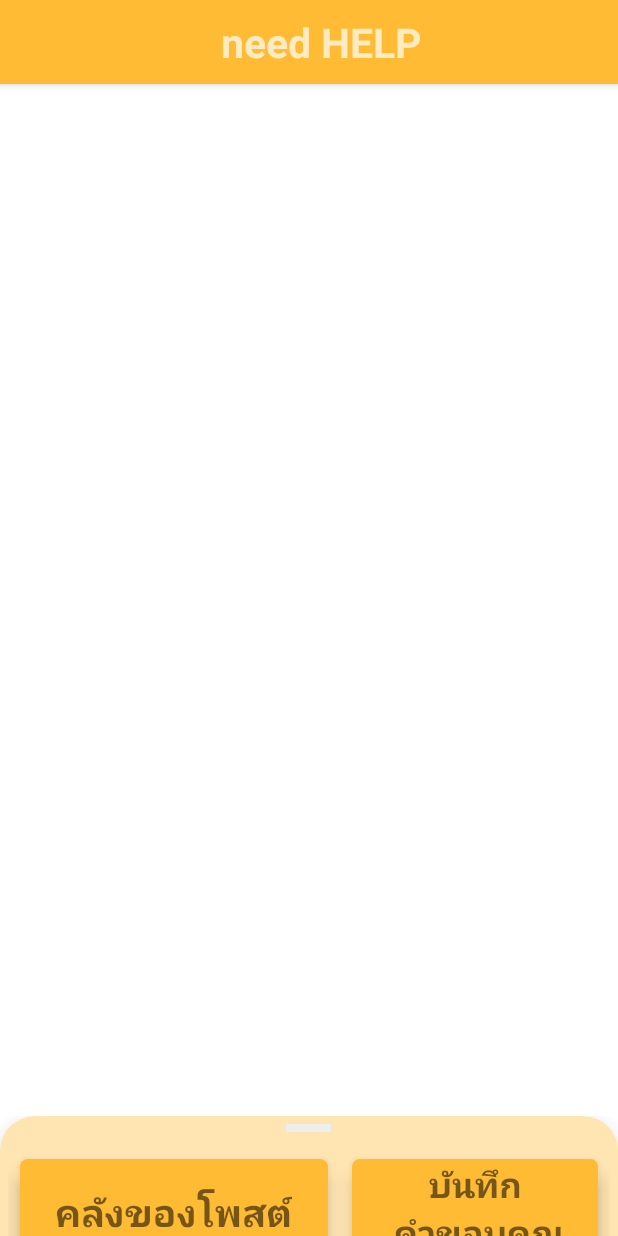
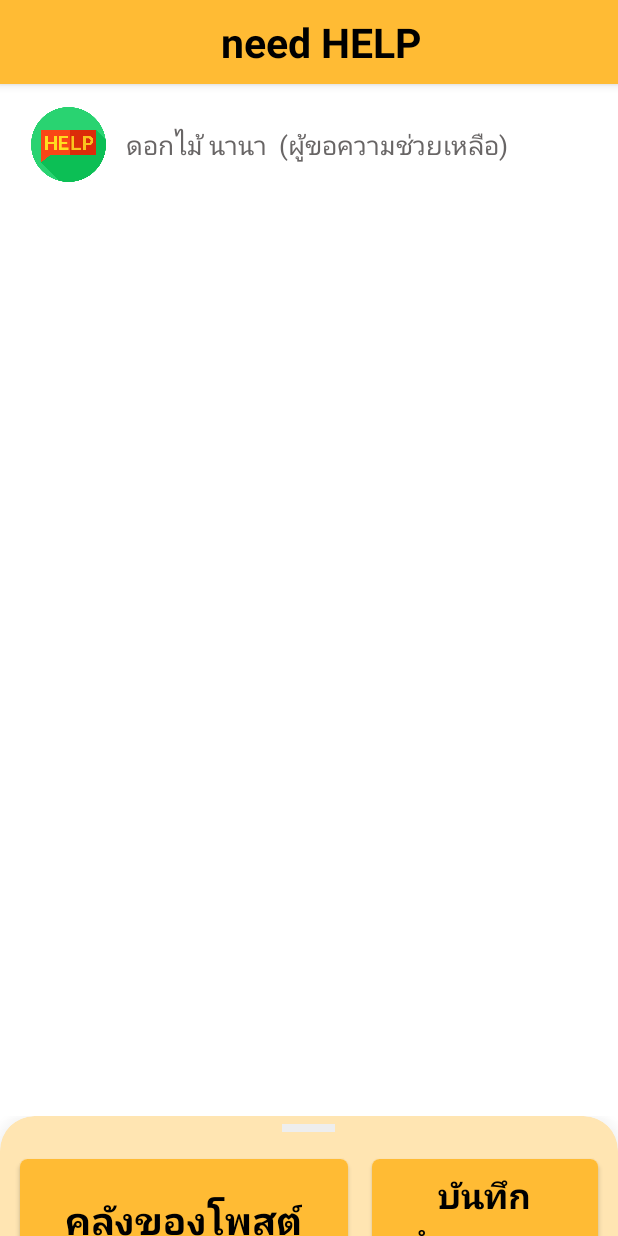
Before and after one commit to fonpiii/Help, an Android app: the DisabledMainActivity screen opened directly, with no data from a screen before it, on a phone screen of 412 x 824 dp. Run offline under Robolectric (Android 15) with nearby library versions, the phone set to English and light mode, and no system bars; 3 statements that could not run were skipped.

Commit message:
Fix delete shadow in bottom menu and add profile, name, user type in disabled page

```diff
--- a/app/src/main/java/com/project/help/disabled/DisabledMainActivity.kt
+++ b/app/src/main/java/com/project/help/disabled/DisabledMainActivity.kt
@@ -4,19 +4,26 @@ import androidx.appcompat.app.AppCompatActivity
 import android.os.Bundle
 import android.util.Log
 import android.view.View
+import android.widget.ImageView
 import android.widget.LinearLayout
+import android.widget.TextView
 import com.google.android.material.bottomsheet.BottomSheetBehavior
 import com.project.help.R
 
 class DisabledMainActivity : AppCompatActivity() {
 
     private lateinit var bottomSheetBehavior: BottomSheetBehavior<LinearLayout>
-    lateinit var bottomSheetDisabled: LinearLayout
+    private lateinit var bottomSheetDisabled: LinearLayout
+    private lateinit var imgProfile: ImageView
+    private lateinit var txtFullName: TextView
+    private lateinit var txtUserType: TextView
+
     override fun onCreate(savedInstanceState: Bundle?) {
         super.onCreate(savedInstanceState)
         setContentView(R.layout.activity_disabled_main)
         supportActionBar?.hide()
 
+        //region Set menu bottom sheet
         bottomSheetDisabled = findViewById(R.id.bottom_disabled_sheet)
         bottomSheetBehavior = BottomSheetBehavior.from(bottomSheetDisabled)
 
@@ -42,5 +49,12 @@ class DisabledMainActivity : AppCompatActivity() {
             override fun onSlide(bottomSheet: View, slideOffset: Float) {
             }
         })
+        //endregion
+
+        //region Set variable
+        imgProfile = findViewById(R.id.imgProfile)
+        txtFullName = findViewById(R.id.txtFullName)
+        txtUserType = findViewById(R.id.txtUserType)
+        //endregion
     }
 }
--- a/app/src/main/res/layout/activity_disabled_main.xml
+++ b/app/src/main/res/layout/activity_disabled_main.xml
@@ -14,14 +14,113 @@
 
         <include layout="@layout/custom_toolbar"></include>
 
-<!--        <androidx.appcompat.widget.Toolbar-->
-<!--            android:id="@+id/toolbar"-->
-<!--            android:layout_width="match_parent"-->
-<!--            android:layout_height="?attr/actionBarSize"-->
-<!--            android:background="?attr/colorPrimary"-->
-<!--            app:popupTheme="@style/Theme.Help.PopupOverlay" />-->
+    </com.google.android.material.appbar.AppBarLayout>
 
-    </com.google.android.material.appbar.AppBarLayout>
+    <LinearLayout
+        android:layout_width="match_parent"
+        android:layout_height="wrap_content"
+        app:layout_behavior="@string/appbar_scrolling_view_behavior">
+
+        <GridLayout
+            android:layout_width="match_parent"
+            android:layout_height="match_parent"
+            android:rowCount="1"
+            android:layout_marginTop="10dp"
+            android:paddingStart="15dp"
+            android:paddingBottom="0dp"
+            android:columnCount="3">
+
+            <LinearLayout
+                android:id="@+id/imgProfile"
+                android:layout_height="wrap_content"
+                android:layout_width="wrap_content"
+                android:layout_row="0"
+                android:layout_column="0"
+                android:layout_gravity="fill"
+                android:layout_rowWeight="1"
+                android:layout_columnWeight="0"
+                android:layout_margin="5dp">
+
+                <LinearLayout
+                    android:layout_width="50dp"
+                    android:layout_height="50dp"
+                    android:orientation="vertical"
+                    android:gravity="center">
+
+                    <ImageView
+                        android:layout_width="wrap_content"
+                        android:layout_height="wrap_content"
+                        android:src="@drawable/helplogo">
+
+                    </ImageView>
+
+                </LinearLayout>
+
+            </LinearLayout>
+
+            <LinearLayout
+                android:id="@+id/txtFullName"
+                android:layout_height="wrap_content"
+                android:layout_width="wrap_content"
+                android:layout_row="0"
+                android:layout_column="1"
+                android:layout_gravity="fill"
+                android:layout_rowWeight="1"
+                android:layout_columnWeight="0"
+                android:layout_margin="8dp">
+
+                <LinearLayout
+                    android:layout_width="match_parent"
+                    android:layout_height="match_parent"
+                    android:orientation="vertical"
+                    android:gravity="center|start">
+
+                    <TextView
+                        android:layout_width="wrap_content"
+                        android:layout_height="wrap_content"
+                        android:text="ดอกไม้ นานา"
+                        android:textSize="17dp"
+                        android:textAlignment="textStart"
+                        android:textColor="@color/lightBlack">
+
+                    </TextView>
+
+                </LinearLayout>
+
+            </LinearLayout>
+
+            <LinearLayout
+                android:id="@+id/txtUserType"
+                android:layout_height="wrap_content"
+                android:layout_width="wrap_content"
+                android:layout_row="0"
+                android:layout_column="2"
+                android:layout_gravity="fill"
+                android:layout_rowWeight="1"
+                android:layout_columnWeight="1">
+
+                <LinearLayout
+                    android:layout_width="match_parent"
+                    android:layout_height="match_parent"
+                    android:orientation="vertical"
+                    android:gravity="center|start">
+
+                    <TextView
+                        android:layout_width="wrap_content"
+                        android:layout_height="wrap_content"
+                        android:textSize="17dp"
+                        android:text="(ผู้ขอความช่วยเหลือ)"
+                        android:textColor="@color/lightBlack">
+
+                    </TextView>
+
+                </LinearLayout>
+
+            </LinearLayout>
+
+        </GridLayout>
+
+    </LinearLayout>
 
     <include layout="@layout/bottom_disabled_sheet" />
 
--- a/app/src/main/res/layout/bottom_disabled_sheet.xml
+++ b/app/src/main/res/layout/bottom_disabled_sheet.xml
@@ -24,7 +24,7 @@
             android:padding="5dp">
 
             <View
-                android:layout_width="30dp"
+                android:layout_width="35dp"
                 android:layout_height="5dp"
                 android:layout_gravity="center"
                 android:layout_marginBottom="10dp"
@@ -47,12 +47,11 @@
                     android:layout_rowWeight="1"
                     android:layout_columnWeight="1"
                     android:layout_margin="8dp"
-                    app:cardCornerRadius="5dp"
-                    app:cardElevation="8dp">
+                    app:cardCornerRadius="5dp">
 
                     <LinearLayout
                         android:layout_width="match_parent"
-                        android:layout_height="70dp"
+                        android:layout_height="80dp"
                         android:orientation="vertical"
                         android:gravity="center"
                         android:background="@color/darkYellow"
@@ -63,6 +62,7 @@
                             android:layout_height="wrap_content"
                             android:text="คลังของโพสต์"
                             android:textSize="25dp"
+                            android:textColor="@color/black"
                             android:textStyle="bold"
                             android:textAlignment="center">
 
@@ -82,22 +82,22 @@
                     android:layout_rowWeight="1"
                     android:layout_columnWeight="0.5"
                     android:layout_margin="8dp"
-                    app:cardCornerRadius="5dp"
-                    app:cardElevation="8dp">
+                    app:cardCornerRadius="5dp">
 
                     <LinearLayout
                         android:layout_width="match_parent"
-                        android:layout_height="wrap_content"
+                        android:layout_height="80dp"
                         android:orientation="vertical"
                         android:gravity="center"
                         android:background="@color/darkYellow"
                         android:layout_gravity="center_vertical|center_horizontal">
 
                         <TextView
-                            android:layout_width="140dp"
-                            android:layout_height="70dp"
+                            android:layout_width="wrap_content"
+                            android:layout_height="wrap_content"
                             android:text="บันทึก\n คำขอบคุณ"
                             android:textSize="23dp"
+                            android:textColor="@color/black"
                             android:textStyle="bold"
                             android:textAlignment="center">
 
@@ -112,6 +112,7 @@
             <GridLayout
                 android:layout_width="match_parent"
                 android:layout_height="match_parent"
+                android:layout_marginBottom="10dp"
                 android:rowCount="2"
                 android:columnCount="3">
 
@@ -125,12 +126,11 @@
                     android:layout_rowWeight="1"
                     android:layout_columnWeight="1"
                     android:layout_margin="8dp"
-                    app:cardCornerRadius="5dp"
-                    app:cardElevation="8dp">
+                    app:cardCornerRadius="5dp">
 
                     <LinearLayout
                         android:layout_width="match_parent"
-                        android:layout_height="70dp"
+                        android:layout_height="80dp"
                         android:orientation="vertical"
                         android:gravity="center"
                         android:background="@color/darkYellow"
@@ -141,6 +141,7 @@
                             android:layout_height="wrap_content"
                             android:text="โพสต์เก่า \n ของฉัน"
                             android:textSize="23dp"
+                            android:textColor="@color/black"
                             android:textStyle="bold"
                             android:textAlignment="center">
 
@@ -160,12 +161,11 @@
                     android:layout_rowWeight="1"
                     android:layout_columnWeight="1"
                     android:layout_margin="8dp"
-                    app:cardCornerRadius="5dp"
-                    app:cardElevation="8dp">
+                    app:cardCornerRadius="5dp">
 
                     <LinearLayout
                         android:layout_width="match_parent"
-                        android:layout_height="70dp"
+                        android:layout_height="80dp"
                         android:orientation="vertical"
                         android:gravity="center"
                         android:background="@color/darkYellow"
@@ -176,6 +176,7 @@
                             android:layout_height="wrap_content"
                             android:text="เปลี่ยน \n เป็นอาสา"
                             android:textSize="23dp"
+                            android:textColor="@color/black"
                             android:textStyle="bold"
                             android:textAlignment="center">
 
@@ -195,12 +196,11 @@
                     android:layout_rowWeight="1"
                     android:layout_columnWeight="1"
                     android:layout_margin="8dp"
-                    app:cardCornerRadius="5dp"
-                    app:cardElevation="8dp">
+                    app:cardCornerRadius="5dp">
 
                     <LinearLayout
                         android:layout_width="match_parent"
-                        android:layout_height="70dp"
+                        android:layout_height="80dp"
                         android:orientation="vertical"
                         android:gravity="center"
                         android:background="@color/darkYellow"
@@ -211,6 +211,7 @@
                             android:layout_height="wrap_content"
                             android:text="เมนูอื่น"
                             android:textSize="23dp"
+                            android:textColor="@color/black"
                             android:textStyle="bold"
                             android:textAlignment="center">
 
--- a/app/src/main/res/layout/custom_toolbar.xml
+++ b/app/src/main/res/layout/custom_toolbar.xml
@@ -23,6 +23,7 @@
             android:layout_height="wrap_content"
             android:text="need HELP"
             android:textStyle="bold"
+            android:textColor="@color/black"
             android:textSize="27dp">
         </TextView>
 
--- a/app/src/main/res/values/colors.xml
+++ b/app/src/main/res/values/colors.xml
@@ -6,6 +6,7 @@
     <color name="teal_200">#FF03DAC5</color>
     <color name="teal_700">#FF018786</color>
     <color name="black">#FF000000</color>
+    <color name="lightBlack">#686565</color>
     <color name="white">#FFFFFFFF</color>
     <color name="orange">#FF890D</color>
     <color name="darkYellow">#FFBB34</color>
```
